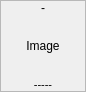
First picture: the form in workflow/ui/thumbimageframe.ui, repository cseyve/piaf, before the edit.
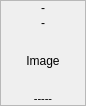
Second picture: the form after the edit. Custom widgets are drawn as their Qt base class.

Diff of the .ui file:
```diff
--- a/workflow/ui/thumbimageframe.ui
+++ b/workflow/ui/thumbimageframe.ui
@@ -66,6 +66,25 @@
      </property>
     </widget>
    </item>
+   <item>
+    <widget class="QLabel" name="extLabel">
+     <property name="sizePolicy">
+      <sizepolicy hsizetype="Preferred" vsizetype="Minimum">
+       <horstretch>0</horstretch>
+       <verstretch>0</verstretch>
+      </sizepolicy>
+     </property>
+     <property name="styleSheet">
+      <string notr="true">font: 9pt &quot;Courier 10 Pitch&quot;;</string>
+     </property>
+     <property name="text">
+      <string>-</string>
+     </property>
+     <property name="alignment">
+      <set>Qt::AlignCenter</set>
+     </property>
+    </widget>
+   </item>
    <item>
     <widget class="QImageDisplay" name="globalImageLabel">
      <property name="sizePolicy">
```
